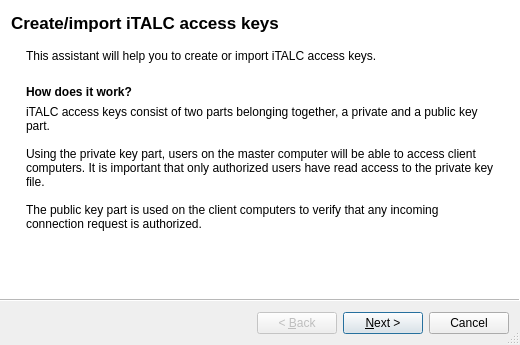
Qt form configurator/forms/KeyFileAssistant.ui (veyon/veyon) before a commit.
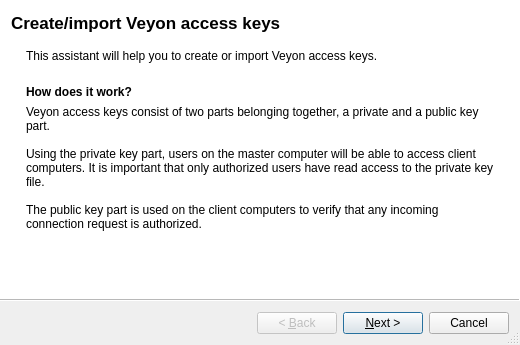
The same form after that commit. Icons and pictures are not drawn. Custom widgets are drawn as their Qt base class.

Commit message:
Relaunch as Veyon
The software is now called "Veyon" (Virtual Eye On Networks) to reflect
the broader area of use (not just limited to classroom management
purposes) and also avoid possible conflicts with existing brands with
similar names. It also reflects the complete overhaul of the whole
software.

Diff of the .ui file:
```diff
--- a/configurator/forms/KeyFileAssistant.ui
+++ b/configurator/forms/KeyFileAssistant.ui
@@ -25,7 +25,7 @@
   </property>
   <widget class="QWizardPage" name="welcomePage">
    <property name="title">
-    <string>Create/import iTALC access keys</string>
+    <string>Create/import Veyon access keys</string>
    </property>
    <layout class="QVBoxLayout" name="verticalLayout">
     <property name="leftMargin">
@@ -40,7 +40,7 @@
     <item>
      <widget class="QLabel" name="label">
       <property name="text">
-       <string>This assistant will help you to create or import iTALC access keys.</string>
+       <string>This assistant will help you to create or import Veyon access keys.</string>
       </property>
       <property name="wordWrap">
        <bool>true</bool>
@@ -82,7 +82,7 @@
     <item>
      <widget class="QLabel" name="label_3">
       <property name="text">
-       <string>iTALC access keys consist of two parts belonging together, a private and a public key part.
+       <string>Veyon access keys consist of two parts belonging together, a private and a public key part.
 
 Using the private key part, users on the master computer will be able to access client computers. It is important that only authorized users have read access to the private key file.
 
```
Left out of the diff: 14 changed lines with no effect on the pictures. The commit also changes 353 other files.
